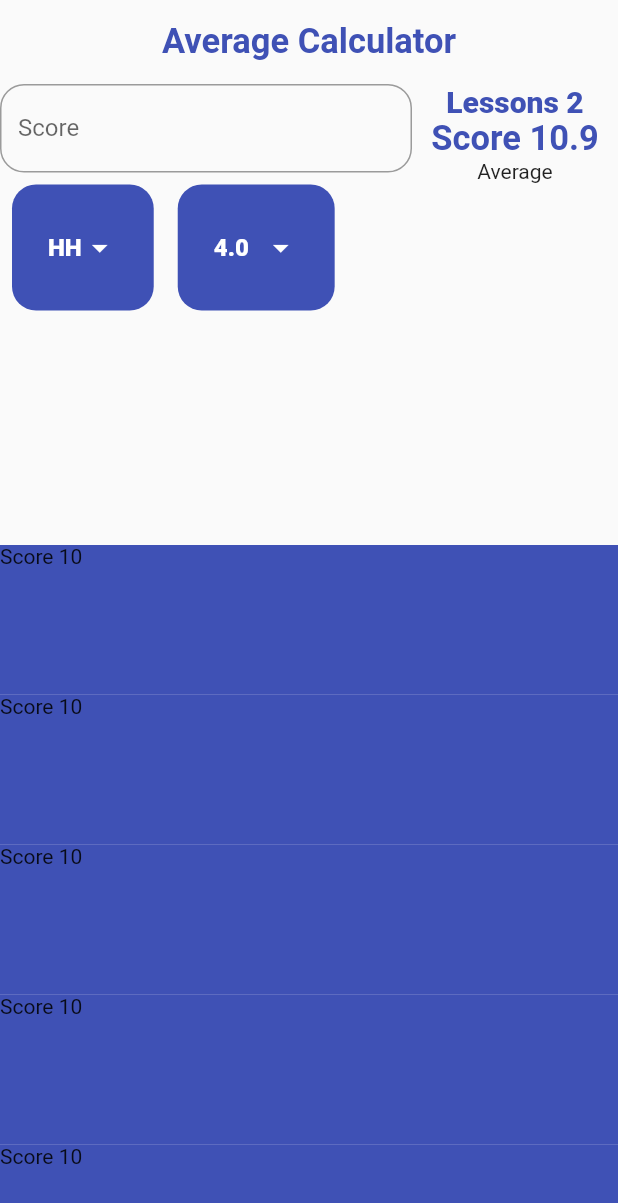
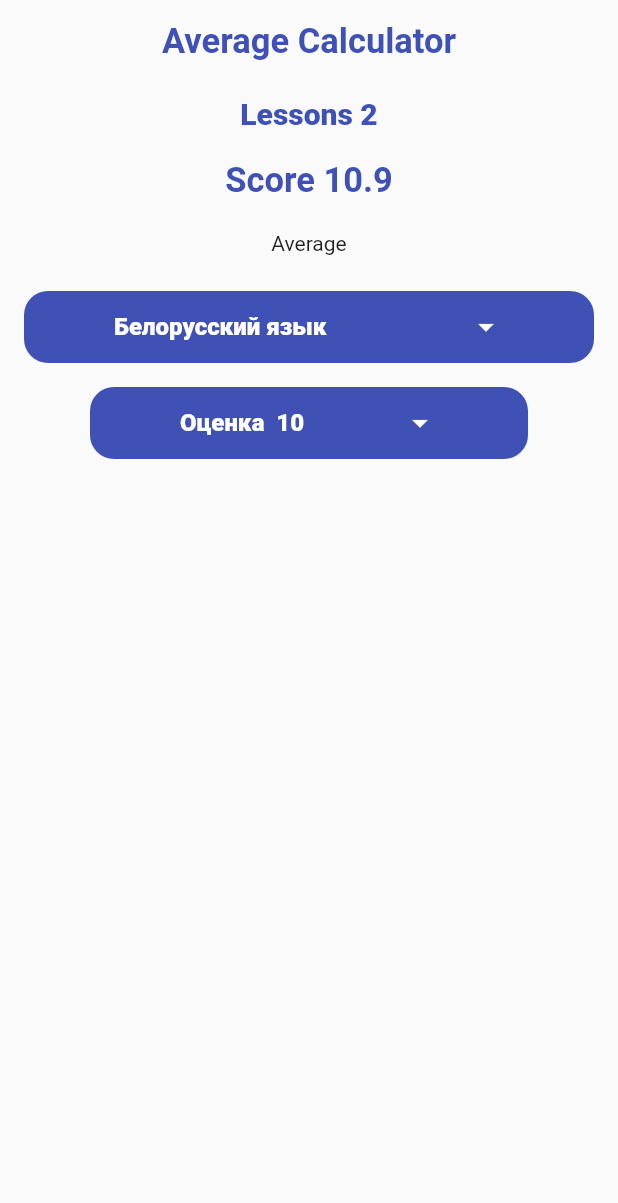
Before and after one commit to AliAltiyev/average_score, a Flutter app: the screen it shows after launch, on a phone screen of 412 x 824 dp. Shown: the top 1203 px of the screen. Run offline on Flutter 3.47's test engine with Material 2 defaults, Android fonts, the phone set to English and light mode, and no system bars; our stand-ins replace google_fonts; Roboto replaces fonts that are missing (Acme, Asap).

```diff
--- a/lib/data/drop_down_data.dart
+++ b/lib/data/drop_down_data.dart
@@ -1,76 +1,62 @@
 import 'package:average_score/constants/constants.dart';
+import 'package:average_score/model/lesson.dart';
 import 'package:flutter/material.dart';
 
-class DropDownData {
+class Data {
   static List<String> scoreRangeList = [
-    "AA",
-    "BA",
-    "BB",
-    "CB",
-    "CC",
-    "DC",
-    "DD",
-    "FD",
-    "FF",
-    "GF",
-    "GG",
-    "HG",
-    "HH"
+    "Белорусский язык",
+    "Белорусская литература",
+    "Русский язык",
+    "Русский язык",
+    "Русская литература",
+    "Иностранный язык",
+    "Математика",
+    "Физика",
+    "Информатика",
+    "Астрономия",
+    "Биология",
+    "Химия",
+    "История Беларуси",
+    "Всемирная история",
+    "Обществоведение",
+    "География",
+    "Черчение",
+    "Физическая культура",
+    "Медицинская и допризывная подготовка",
+    "Трудовое обучение",
   ];
 
-  static List<DropdownMenuItem<double>> createScoreNumbersList() {
-    List<double> scoreNumbers = [];
+  static List<DropdownMenuItem<String>> createDropDownItem() {
+    return scoreRangeList
+        .map((value) => DropdownMenuItem(
+            value: value,
+            child: Text(
+              value.toString(),
+              style: AppConstants.dropDownItemStyle,
+            )))
+        .toList();
+  }
 
-    for (double i = 4; i <= 10; i = i + 0.5) {
+  static List<DropdownMenuItem<int>> createScoreNumbersList() {
+    List<int> scoreNumbers = [];
+
+    for (int i = 1; i <= 10; i++) {
       scoreNumbers.add(i);
     }
     return scoreNumbers
         .map((value) => DropdownMenuItem(
               value: value,
               child: Text(
-                value.toString(),
+                "Оценка  ${value.toString()}",
                 style: AppConstants.dropDownItemStyle,
               ),
             ))
         .toList();
   }
 
-  static double convertScoresToNumber(String scores) {
-    switch (scores) {
-      case "AA":
-        return 10;
-      case "BA":
-        return 9.5;
-      case "BB":
-        return 9;
-      case "CB":
-        return 8.5;
-      case "CC":
-        return 8;
-      case "DC":
-        return 7.5;
-      case "DD":
-        return 7;
-      case "FD":
-        return 6.5;
-      case "FF":
-        return 6;
-      case "GF":
-        return 5.5;
-      case "GG":
-        return 5;
-      case "HG":
-        return 4.5;
-      case "HH":
-        return 4;
-    }
-    return 1;
-  }
+  static List<Lesson> lessonsList = [];
 
-  static List<DropdownMenuItem<double>> createDropDownItem() {
-    return scoreRangeList
-        .map((value) => DropdownMenuItem(
-            value: convertScoresToNumber(value), child: Text(value.toString(),style: AppConstants.dropDownItemStyle,)))
-        .toList();
+  static void addLessons(Lesson lesson) {
+    lessonsList.add(lesson);
   }
 }
--- /dev/null
+++ b/lib/model/lesson.dart
@@ -0,0 +1,12 @@
+class Lesson {
+  String  lessonName;
+  double numberValue;
+  String lessonNames;
+
+  Lesson(this.lessonName, this.numberValue, this.lessonNames);
+
+  @override
+  String toString() {
+    return 'Lesson{alphabitValue: $lessonName, numberValue: $numberValue, lessonName: $lessonNames}';
+  }
+}
--- a/lib/pages/calculate_avarage_score_page.dart
+++ b/lib/pages/calculate_avarage_score_page.dart
@@ -1,7 +1,8 @@
 import 'package:average_score/constants/constants.dart';
 import 'package:average_score/data/drop_down_data.dart';
-import 'package:average_score/widgets/lessons_count_witget.dart';
 import 'package:flutter/material.dart';
+
+import '../widgets/lessons_count_witget.dart';
 
 class CalculateAverageScorePage extends StatefulWidget {
   const CalculateAverageScorePage({Key? key}) : super(key: key);
@@ -14,7 +15,8 @@ class CalculateAverageScorePage extends StatefulWidget {
 class _CalculateAverageScorePageState extends State<CalculateAverageScorePage> {
   final formKey = GlobalKey<FormState>();
 
-  double dropDownValue = 4;
+  String lessonNames = "Белорусский язык";
+  int scoreValue = 10;
 
   @override
   Widget build(BuildContext context) {
@@ -31,101 +33,72 @@ class _CalculateAverageScorePageState extends State<CalculateAverageScorePage> {
       ),
       body: Column(
         children: [
-          Expanded(
-            flex: 2,
-            child: Row(
-              children: [_createForm(), const Expanded(
-                  flex: 1,
-                  child: LessonsCountWidget(score: 10.9, lessons: 2))],
-            ),
-          ),
-          Expanded(
-            flex: 3,
-            child: ListView.builder(
-                itemCount: 10,
-                itemExtent: 100,
-                itemBuilder: (BuildContext context, int index) {
-                  return Container(
-                    color: Colors.indigo,
-                    child: const Text("Score 10"),
-                  );
-                }),
-          )
+          const LessonsCountWidget(score: 10.9, lessons: 2),
+          lessonDropDownMenu(),
+          _scoreDropDownMenu()
         ],
       ),
     );
   }
 
-  Widget _createForm() {
-    return Expanded(
-      flex: 2,
-      child: Column(
-        mainAxisAlignment: MainAxisAlignment.start,
-        crossAxisAlignment: CrossAxisAlignment.start,
-        children: [
-          Form(
-              key: formKey,
-              child: TextFormField(
-                decoration: InputDecoration(
-                    label: const Text("Score"),
-                    fillColor: AppConstants.mainColor.withOpacity(0.1),
-                    border: OutlineInputBorder(
-                        borderSide:
-                            const BorderSide(color: AppConstants.mainColor),
-                        borderRadius: BorderRadius.circular(16))),
-              )),
-          Row(
-            children: [
-              Padding(
-                padding: const EdgeInsets.all(8.0),
+  Widget lessonDropDownMenu() {
+    return Padding(
+      padding: const EdgeInsets.all(16.0),
       child: Container(
-                  padding:
-                      const EdgeInsets.symmetric(vertical: 18, horizontal: 24),
+        padding: const EdgeInsets.symmetric(horizontal: 60),
         decoration: BoxDecoration(
             borderRadius: BorderRadius.circular(16),
             color: AppConstants.mainColor),
-                  child: DropdownButton<double>(
+        child: DropdownButton<String>(
+          isExpanded: true,
           underline: Container(),
           dropdownColor: AppConstants.mainColor.shade900,
           iconEnabledColor: Colors.white,
-                    value: dropDownValue,
+          value: lessonNames,
           elevation: 16,
-                    items: DropDownData.createDropDownItem(),
-                    onChanged: (double? value) {
+          items: Data.createDropDownItem(),
+          onChanged: (value) {
             setState(() {
-                        dropDownValue = value!;
+              lessonNames = value!;
             });
           },
         ),
       ),
-              ),
-              Padding(
-                padding: const EdgeInsets.all(8.0),
+    );
+  }
+
+  Widget _scoreDropDownMenu() {
+    return Padding(
+      padding: const EdgeInsets.symmetric(horizontal: 60),
       child: Container(
-                  padding:
-                      const EdgeInsets.symmetric(vertical: 18, horizontal: 24),
+        padding: const EdgeInsets.symmetric(horizontal: 60),
         decoration: BoxDecoration(
             borderRadius: BorderRadius.circular(16),
             color: AppConstants.mainColor),
-                  child: DropdownButton<double>(
+        child: DropdownButton<dynamic>(
+          isExpanded: true,
           underline: Container(),
           dropdownColor: AppConstants.mainColor.shade900,
           iconEnabledColor: Colors.white,
-                    value: dropDownValue,
+          value: scoreValue,
           elevation: 16,
-                    items: DropDownData.createScoreNumbersList(),
+          items: Data.createScoreNumbersList(),
           onChanged: (value) {
             setState(() {
-                        dropDownValue = value!;
+              scoreValue = value!;
             });
           },
         ),
       ),
-              )
-            ],
-          )
-        ],
-      ),
     );
   }
+
+// checkLessonValidation() {
+//   formKey.currentState?.save();
+//   if (formKey.currentState!.validate()) {}
+//   final lesson = Lesson(lessonName, numbervalue, lessonNames);
+//
+//   Data.addLessons(lesson);
+//   debugPrint(lesson.toString());
+// }
 }
--- a/lib/widgets/lessons_count_witget.dart
+++ b/lib/widgets/lessons_count_witget.dart
@@ -11,14 +11,25 @@ class LessonsCountWidget extends StatelessWidget {
 
   @override
   Widget build(BuildContext context) {
-    return Column(
-      children: [
-        Text(lessons > 0 ? "Lessons $lessons" : " ${0} Lesson",
-            style: AppConstants.lessonsTextStyle),
-        Text(score > 0 ? "Score $score" : "Enter Score",
-          style: AppConstants.mainAppFont,),
-        const Text("Average"),
-      ],
+    return Padding(
+      padding: const EdgeInsets.all(8.0),
+      child: Column(
+        children: [
+          Padding(
+            padding: const EdgeInsets.only(bottom: 20),
+            child: Text(lessons > 0 ? "Lessons $lessons" : " ${0} Lesson",
+                style: AppConstants.lessonsTextStyle),
+          ),
+          Padding(
+            padding: const EdgeInsets.only(bottom: 20),
+            child: Text(
+              score > 0 ? "Score $score" : "Enter Score",
+              style: AppConstants.mainAppFont,
+            ),
+          ),
+          const Text("Average"),
+        ],
+      ),
     );
   }
 }
```
Lines whose indentation alone changed are shown as unchanged.
